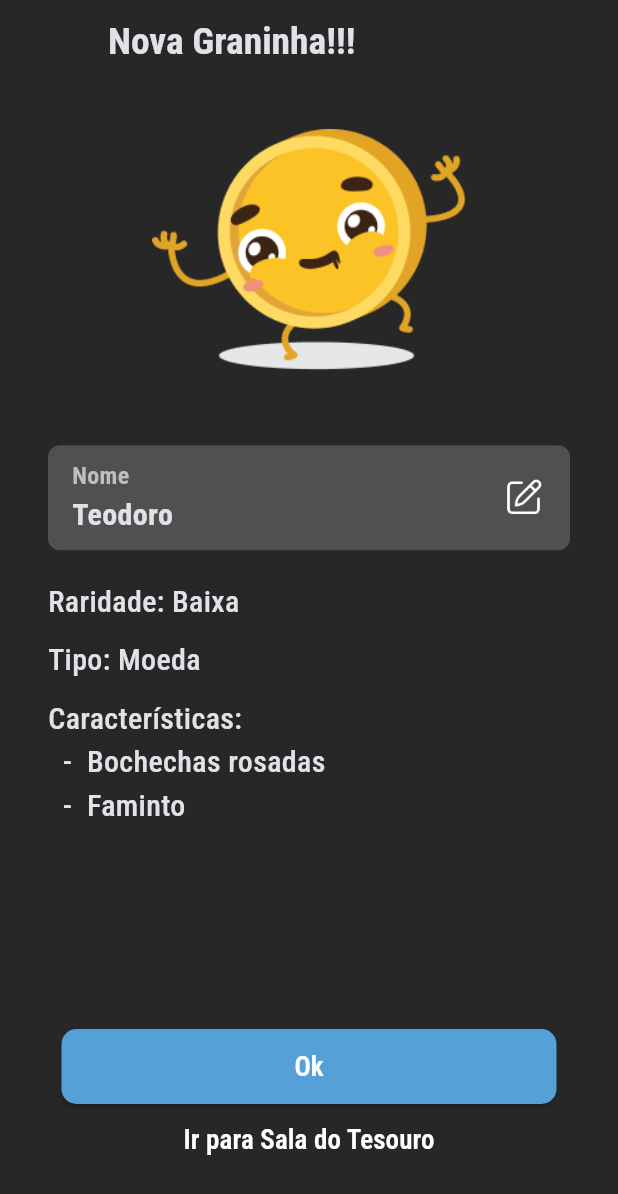
After one commit to fwctecnologia/caixa-hackaton-app, a Flutter app: the NovaGraninhaScreen screen opened directly, on a phone screen of 412 x 824 dp. The commit adds this screen. Shown: the top 1194 px of the screen. Run offline on Flutter 3.47's test engine with Material 2 defaults, Android fonts, the phone set to English and light mode, and no system bars; our stand-ins replace dio, get, google_fonts, rive.

```diff
--- /dev/null
+++ b/lib/app/modules/graninha/nova_graninha_screen.dart
@@ -0,0 +1,209 @@
+import 'package:caixa_hackaton_app/app/modules/tesouros/sala_tesouro_screen.dart';
+import 'package:flutter/material.dart';
+import 'package:google_fonts/google_fonts.dart';
+import 'package:rive/rive.dart';
+
+class NovaGraninhaScreen extends StatefulWidget {
+  const NovaGraninhaScreen({super.key});
+
+  @override
+  State<NovaGraninhaScreen> createState() => _NovaGraninhaScreenState();
+}
+
+class _NovaGraninhaScreenState extends State<NovaGraninhaScreen> {
+  bool isEditingName = false;
+
+  @override
+  void initState() {
+    super.initState();
+  }
+
+  SMITrigger? _entrarTrigger;
+  SMITrigger? _sairTrigger;
+
+  void _onRiveInit(Artboard artboard) {
+    final controller = StateMachineController.fromArtboard(artboard, 'Estado');
+    artboard.addController(controller!);
+    _entrarTrigger = controller.findInput<bool>('Entrar') as SMITrigger;
+    _sairTrigger = controller.findInput<bool>('Sair') as SMITrigger;
+  }
+
+  void _entrar() => _entrarTrigger?.fire();
+  void _sair() => _sairTrigger?.fire();
+
+  @override
+  Widget build(BuildContext context) {
+    return Scaffold(
+      appBar: AppBar(
+        title: Text(
+          'Nova Graninha!!!',
+          style: GoogleFonts.robotoCondensed(
+            fontSize: 25,
+            fontWeight: FontWeight.bold,
+          ),
+        ),
+        leading: Container(),
+        forceMaterialTransparency: true,
+      ),
+      // floatingActionButton: FloatingActionButton(
+      //   onPressed: () {
+      //     _sair();
+      //   },
+      // ),
+      body: false
+          ? RiveAnimation.asset(
+              'assets/new_file_1.riv',
+              artboard: "Graninha",
+              onInit: _onRiveInit,
+            )
+          : Padding(
+              padding: const EdgeInsets.symmetric(horizontal: 32),
+              child: Column(
+                crossAxisAlignment: CrossAxisAlignment.start,
+                children: [
+                  const SizedBox(height: 30),
+                  Row(
+                    mainAxisAlignment: MainAxisAlignment.center,
+                    children: [
+                      Image.asset(
+                        "assets/graninha.png",
+                        scale: 1.2,
+                      ),
+                    ],
+                  ),
+                  const SizedBox(height: 50),
+                  isEditingName
+                      ? TextFormField(
+                          decoration: InputDecoration(
+                            labelText: 'Nome da Graninha',
+                            border: OutlineInputBorder(
+                              borderRadius: BorderRadius.circular(8),
+                              borderSide: const BorderSide(
+                                width: 0,
+                                style: BorderStyle.none,
+                              ),
+                            ),
+                            filled: true,
+                            fillColor: Color(0xFF505050),
+                          ),
+                        )
+                      : Container(
+                          width: double.infinity,
+                          height: 70,
+                          decoration: BoxDecoration(
+                            color: const Color(0xFF505050),
+                            borderRadius: BorderRadius.circular(8),
+                          ),
+                          child: Container(
+                            padding: const EdgeInsets.only(left: 16, right: 16),
+                            child: Row(
+                              mainAxisAlignment: MainAxisAlignment.spaceBetween,
+                              children: [
+                                Column(
+                                  crossAxisAlignment: CrossAxisAlignment.start,
+                                  mainAxisAlignment: MainAxisAlignment.center,
+                                  children: [
+                                    Text(
+                                      "Nome",
+                                      style: GoogleFonts.robotoCondensed(
+                                        fontSize: 16,
+                                        fontWeight: FontWeight.bold,
+                                        color: const Color(0xffbebebe),
+                                      ),
+                                    ),
+                                    Text(
+                                      "Teodoro",
+                                      style: GoogleFonts.robotoCondensed(
+                                        fontSize: 20,
+                                        fontWeight: FontWeight.bold,
+                                      ),
+                                    ),
+                                  ],
+                                ),
+                                Image.asset(
+                                  "assets/edit.png",
+                                  width: 30,
+                                ),
+                              ],
+                            ),
+                          ),
+                        ),
+                  const SizedBox(height: 20),
+                  Text(
+                    "Raridade: Baixa",
+                    style: GoogleFonts.robotoCondensed(
+                      fontSize: 20,
+                      fontWeight: FontWeight.w500,
+                    ),
+                  ),
+                  const SizedBox(height: 10),
+                  Text(
+                    "Tipo: Moeda",
+                    style: GoogleFonts.robotoCondensed(
+                      fontSize: 20,
+                      fontWeight: FontWeight.w500,
+                    ),
+                  ),
+                  const SizedBox(height: 10),
+                  Text(
+                    "Características: \n  -  Bochechas rosadas\n  -  Faminto",
+                    style: GoogleFonts.robotoCondensed(
+                      fontSize: 20,
+                      fontWeight: FontWeight.w500,
+                    ),
+                  ),
+                  Expanded(child: Container()),
+                  Row(
+                    mainAxisAlignment: MainAxisAlignment.center,
+                    children: [
+                      ElevatedButton(
+                        style: ElevatedButton.styleFrom(
+                          fixedSize: const Size(330, 50),
+                          backgroundColor: const Color(0xff55A0D6),
+                          foregroundColor: Colors.white,
+                          shape: RoundedRectangleBorder(
+                            borderRadius: BorderRadius.circular(10),
+                          ),
+                        ),
+                        onPressed: () {
+                          Navigator.pop(context);
+                        },
+                        child: Text(
+                          "Ok",
+                          style: GoogleFonts.robotoCondensed(
+                            fontSize: 18,
+                            fontWeight: FontWeight.w600,
+                          ),
+                        ),
+                      ),
+                    ],
+                  ),
+                  Row(
+                    mainAxisAlignment: MainAxisAlignment.center,
+                    children: [
+                      TextButton(
+                        onPressed: () {
+                          Navigator.of(context).pushReplacement(
+                            MaterialPageRoute(
+                              builder: (context) => const SalaTesouroScreen(),
+                            ),
+                          );
+                        },
+                        child: Text(
+                          "Ir para Sala do Tesouro",
+                          style: GoogleFonts.robotoCondensed(
+                            fontSize: 18,
+                            fontWeight: FontWeight.w600,
+                            color: Colors.white,
+                          ),
+                        ),
+                      ),
+                    ],
+                  ),
+                  const SizedBox(height: 40),
+                ],
+              ),
+            ),
+    );
+  }
+}
--- a/pubspec.yaml
+++ b/pubspec.yaml
@@ -37,6 +37,7 @@ dependencies:
   google_fonts: ^5.1.0
   get: ^4.6.5
   dio: ^5.3.0
+  rive: ^0.11.8
 
 dev_dependencies:
   flutter_test:
```
Also changed, not shown: lib/app/modules/completar_cadastro/completar_cadastro_screen.dart (+7 -1 lines), lib/app/modules/tesouros/sala_tesouro_screen.dart (added, +236 -0 lines), assets/add.png (added), assets/cacto.png (added), assets/cadeira.png (added), assets/cart.png (added), assets/cartilho.png (added), assets/drawer-preto.png (added), assets/edit.png (added), assets/grana.png (added), assets/graninha1.png (added), assets/graninha2.png (added), assets/graninha3.png (added), assets/home.png (added), 3 more files, 5 other files.
